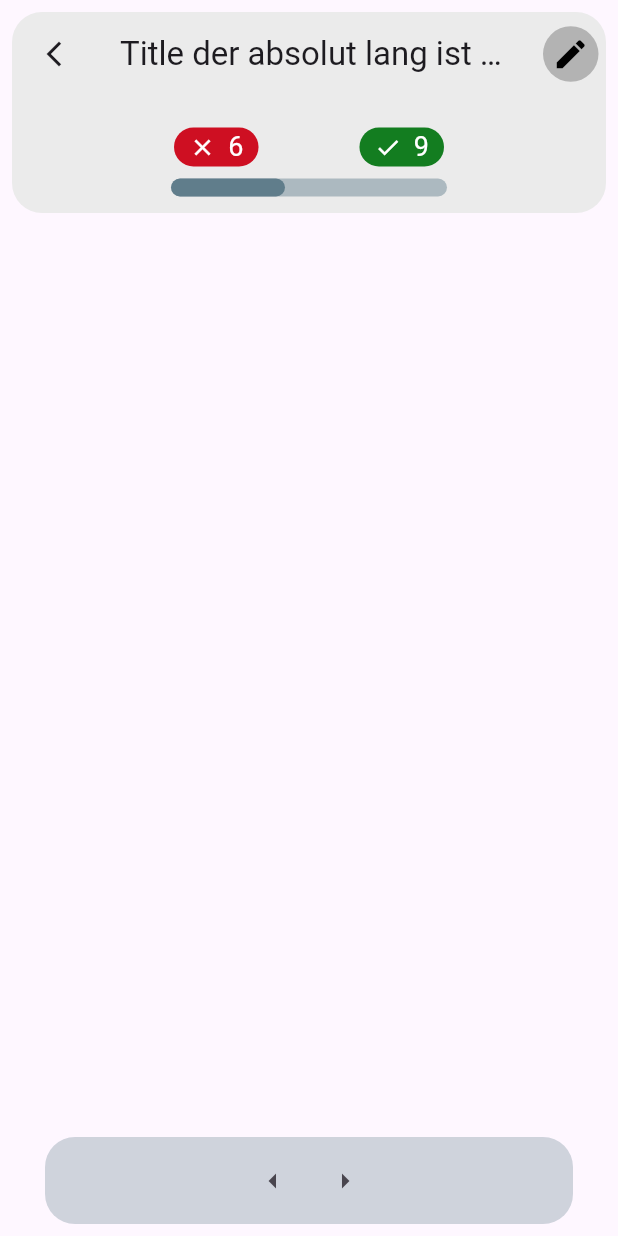
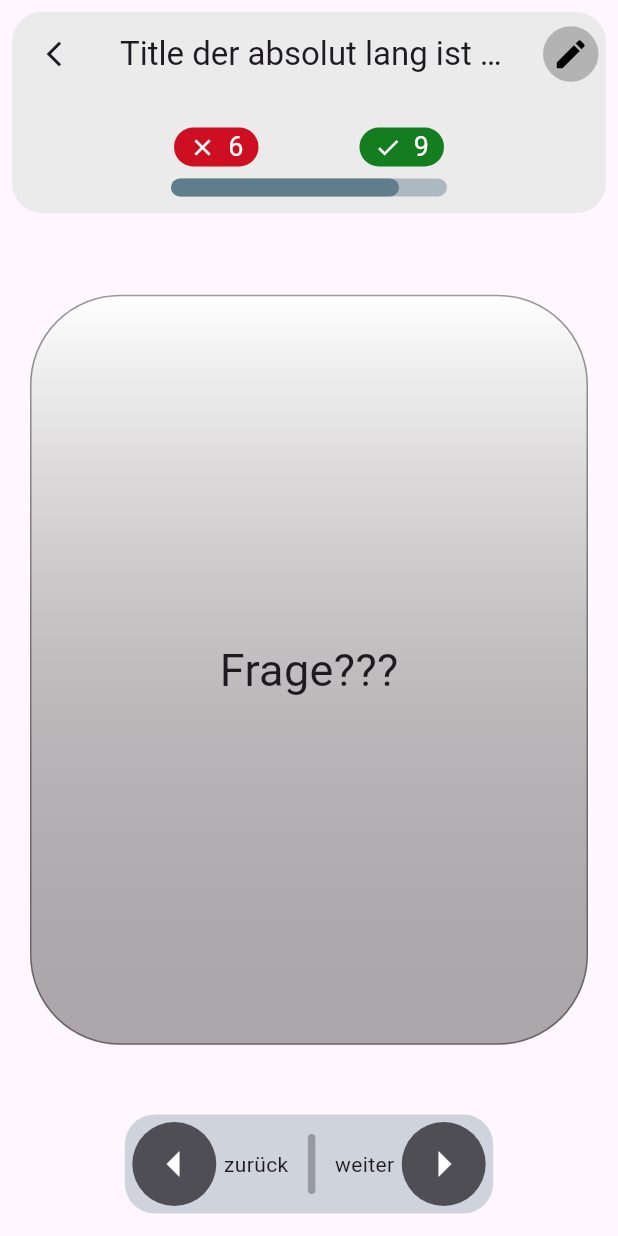
Before and after one commit to TimMet2340/Flashcards, a Flutter app: the ViewPage screen opened directly, on a phone screen of 412 x 824 dp. Run offline on Flutter 3.47's test engine with Material 3 defaults, Android fonts, the phone set to English and light mode, and no system bars; missing offline and left inert: dart:html.

Commit message:
implemented basic flashcard widget design

```diff
--- a/flashcards/lib/ui/pages/view_page.dart
+++ b/flashcards/lib/ui/pages/view_page.dart
@@ -1,3 +1,4 @@
+import 'package:flashcards/ui/widgets/flashcard_widget.dart';
 import 'package:flashcards/ui/widgets/progress_bar.dart';
 import 'package:flutter/material.dart';
 
@@ -8,10 +9,12 @@ class ViewPage extends StatelessWidget {
   Widget build(BuildContext context) {
     return Scaffold(
       appBar: appBar(context, 120.0),
-      bottomNavigationBar: bottomNavBar(),
+      body: FlashcardWidget(),
+      bottomNavigationBar: SafeArea(child: bottomNavBar(), bottom: true),
     );
   }
 
+  // methods defining the appBar and it's child elements
   PreferredSize appBar(BuildContext context, double height) {
     return PreferredSize(
       preferredSize: const Size.fromHeight(150.0),
@@ -30,7 +33,7 @@ class ViewPage extends StatelessWidget {
           actions: [editButton()],
           bottom: PreferredSize(
             preferredSize: const Size.fromWidth(1.0),
-            child: ProgressBar(total: 5, current: 2),
+            child: ProgressBar(total: 5, current: 4),
           ),
         ),
       ),
@@ -64,9 +67,11 @@ class ViewPage extends StatelessWidget {
     );
   }
 
+  // methods defining the bottom navigation bar and it's child elements
   Widget bottomNavBar() {
-    return Container(
-      margin: EdgeInsets.only(left: 30.0, right: 30.0, bottom: 8.0),
+    return UnconstrainedBox(
+      child: Container(
+        margin: EdgeInsets.only(left: 30.0, right: 30.0, bottom: 15.0),
         padding: EdgeInsets.all(5.0),
         decoration: BoxDecoration(
           borderRadius: BorderRadius.circular(20),
@@ -75,17 +80,53 @@ class ViewPage extends StatelessWidget {
         child: Row(
           mainAxisSize: MainAxisSize.min,
           mainAxisAlignment: MainAxisAlignment.center,
+          spacing: 5.0,
           children: [
-          IconButton(
-            onPressed: () => print('vorherige Karte'),
-            icon: Icon(Icons.arrow_left),
+            navigationButton(false),
+            Text('zurück'),
+            Container(
+              margin: EdgeInsets.only(left: 8.0, right: 8.0),
+              width: 5.0,
+              height: 40,
+              decoration: BoxDecoration(
+                color: const Color.fromARGB(69, 0, 0, 0),
+                shape: BoxShape.rectangle,
+                borderRadius: BorderRadius.circular(3.0),
               ),
-          IconButton(
-            onPressed: () => print('vorherige Karte'),
-            icon: Icon(Icons.arrow_right),
             ),
+            Text('weiter'),
+            navigationButton(true),
           ],
+        ),
       ),
     );
   }
+
+  IconButton navigationButton(bool next) {
+    return IconButton(
+      tooltip: next ? 'Zur nächsten Karte' : 'Zur vorherigen Karte',
+      style: ButtonStyle(
+        shape: WidgetStateProperty.resolveWith((Set<WidgetState> states) {
+          if (states.contains(WidgetState.hovered)) {
+            return RoundedRectangleBorder(
+              borderRadius: BorderRadiusGeometry.circular(20.0),
+            );
           }
+          return CircleBorder();
+        }),
+        backgroundColor: WidgetStateColor.resolveWith((
+          Set<WidgetState> states,
+        ) {
+          if (states.contains(WidgetState.pressed)) {
+            return Colors.black;
+          }
+          return Color(0xff4F4E55);
+        }),
+      ),
+      onPressed: () => print('druchgewechselt'),
+      icon: next ? Icon(Icons.arrow_right) : Icon(Icons.arrow_left),
+      color: Colors.white,
+      iconSize: 40.0,
+    );
+  }
+}
--- /dev/null
+++ b/flashcards/lib/ui/widgets/flashcard_widget.dart
@@ -0,0 +1,34 @@
+import 'package:flutter/material.dart';
+
+class FlashcardWidget extends StatelessWidget {
+  const FlashcardWidget({super.key});
+
+  @override
+  Widget build(BuildContext context) {
+    return LayoutBuilder(
+      builder: (BuildContext context, BoxConstraints constraint) {
+        double maxCardHeight = 500.0;
+        double maxCardWidth = 700.0;
+        return Center(
+          child: Container(
+            child: Text('Frage???', style: TextStyle(fontSize: 30.0)),
+            alignment: Alignment.center,
+            height: constraint.maxHeight < maxCardHeight ? null : maxCardHeight,
+            width: constraint.maxWidth < maxCardWidth ? null : maxCardWidth,
+            margin: EdgeInsets.all(20.0),
+            decoration: BoxDecoration(
+              // boxShadow: List.filled(length, fill),
+              border: Border.all(color: const Color.fromARGB(101, 0, 0, 0)),
+              gradient: LinearGradient(
+                colors: [Colors.white, Color.fromARGB(125, 87, 83, 83)],
+                begin: Alignment.topCenter,
+                end: Alignment.bottomCenter,
+              ),
+              borderRadius: BorderRadius.circular(60.0),
+            ),
+          ),
+        );
+      },
+    );
+  }
+}
```
Lines whose indentation alone changed are shown as unchanged.
